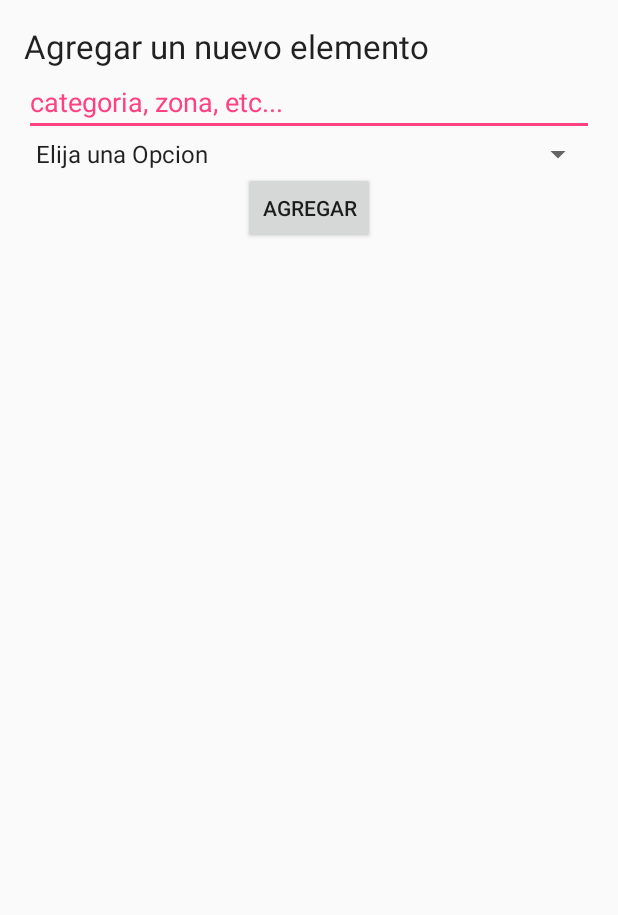
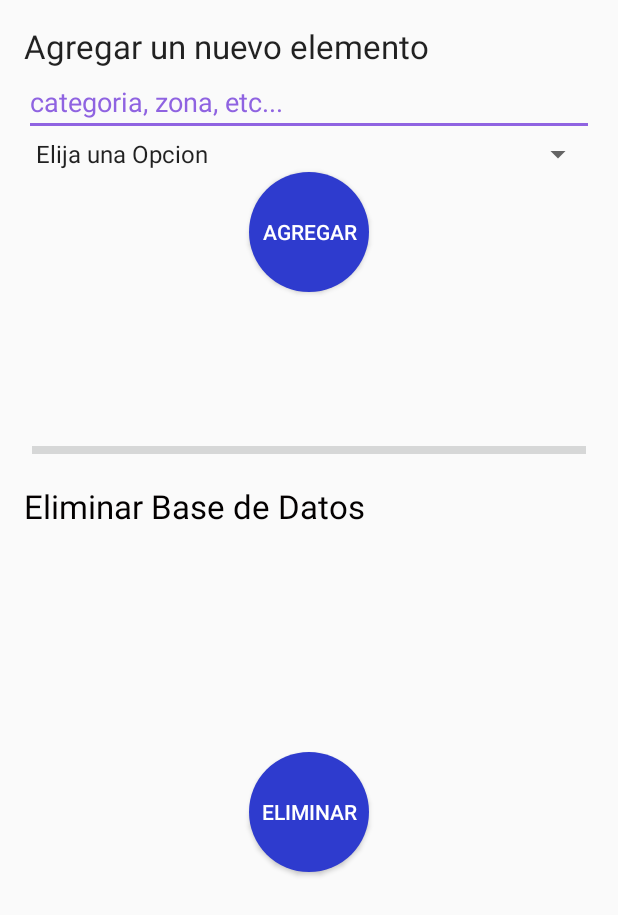
Before and after one commit to smithnoff/Skynventory, an Android app: the Configuracion screen opened directly, with no data from a screen before it, on a phone screen of 412 x 824 dp. Shown: the top 915 px of the screen. Run offline under Robolectric (Android 15) with nearby library versions, the phone set to English and light mode, and no system bars.

Commit message:
settings new 1.0

```diff
--- a/app/src/main/res/drawable/bt_circle.xml
+++ b/app/src/main/res/drawable/bt_circle.xml
@@ -9,7 +9,7 @@
                 android:bottomRightRadius="80dp"
                 />
             <solid
-                android:color="#0B6305"
+                android:color="#664fd4"
                 />
             <padding
                 android:left="0dp"
@@ -33,7 +33,7 @@
                 android:bottomRightRadius="80dp"
                 />
             <solid
-                android:color="#15BA09"
+                android:color="#2e3bce"
                 />
             <padding
                 android:left="0dp"
--- /dev/null
+++ b/app/src/main/res/drawable/separador.xml
@@ -0,0 +1,8 @@
+<?xml version="1.0" encoding="utf-8"?>
+<shape xmlns:android="http://schemas.android.com/apk/res/android" >
+
+    <solid android:color="@android:color/darker_gray" />
+
+    <corners android:radius="5dp" />
+
+</shape>
--- a/app/src/main/res/layout/activity_agregar.xml
+++ b/app/src/main/res/layout/activity_agregar.xml
@@ -172,7 +172,7 @@
                 android:layout_width="100dp"
                 android:layout_height="100dp"
                 android:text="Aceptar"
-                android:textColor="#ffffff"
+                android:textColor="@android:color/white"
                 android:background="@drawable/bt_circle"
                 android:id="@+id/bta_guardar"
                 android:layout_gravity="top|center_horizontal" />
--- a/app/src/main/res/layout/activity_configuracion.xml
+++ b/app/src/main/res/layout/activity_configuracion.xml
@@ -14,7 +14,8 @@
         android:layout_width="match_parent"
         android:layout_height="match_parent"
         android:layout_centerVertical="true"
-        android:layout_centerHorizontal="true">
+        android:layout_centerHorizontal="true"
+        android:weightSum="1">
 
         <TextView
             android:layout_width="wrap_content"
@@ -40,10 +41,53 @@
             android:layout_gravity="center_horizontal" />
 
         <Button
-            android:layout_width="wrap_content"
-            android:layout_height="wrap_content"
+            android:layout_width="80dp"
+            android:layout_height="80dp"
             android:text="Agregar"
             android:id="@+id/btAddCat"
-            android:layout_gravity="center_horizontal" />
+            android:layout_gravity="center_horizontal"
+            android:background="@drawable/bt_circle"
+            android:textColor="@android:color/white" />
+
+        <LinearLayout xmlns:android="http://schemas.android.com/apk/res/android"
+            xmlns:tools="http://schemas.android.com/tools"
+            android:layout_width="match_parent"
+            android:layout_height="42dp"
+            android:orientation="vertical"
+            android:gravity="center"
+            android:weightSum="1"
+            android:layout_weight="0.54">
+
+            <View
+                android:layout_width="match_parent"
+                android:layout_height="5dp"
+                android:background="@color/button_material_light"
+                android:layout_marginLeft="5dp"
+                android:layout_marginRight="5dp"
+                android:layout_marginBottom="10dp" />
+
+            <TextView
+                android:layout_width="match_parent"
+                android:layout_height="0dp"
+                android:id="@+id/textView8"
+                android:layout_gravity="center_horizontal"
+                android:text="Eliminar Base de Datos"
+                android:textSize="22dp"
+                android:layout_weight="0.27"
+                android:textColor="#030000"
+                android:layout_marginTop="10dp" />
+
+        </LinearLayout>
+
+        <Button
+            android:layout_width="80dp"
+            android:layout_height="80dp"
+            android:text="Eliminar"
+            android:id="@+id/button"
+            android:layout_gravity="center_horizontal"
+            android:background="@drawable/bt_circle"
+            android:textColor="@android:color/white" />
+
+
     </LinearLayout>
 </RelativeLayout>
--- a/app/src/main/res/layout/activity_exportar.xml
+++ b/app/src/main/res/layout/activity_exportar.xml
@@ -37,7 +37,7 @@
             android:id="@+id/menu_i2"
             android:layout_width="wrap_content"
             android:layout_height="wrap_content"
-            android:src="@android:drawable/ic_menu_compass"
+            android:src="@android:drawable/ic_menu_manage"
             fab:fab_colorNormal="#E98e09"
             fab:fab_size="normal"
             fab:fab_label="Articulos Dañados" />
@@ -45,7 +45,7 @@
             android:id="@+id/menu_i3"
             android:layout_width="wrap_content"
             android:layout_height="wrap_content"
-            android:src="@android:drawable/ic_dialog_info"
+            android:src="@android:drawable/ic_menu_add"
             fab:fab_size="normal"
             fab:fab_label="Exportar" />
 
--- a/app/src/main/res/values/colors.xml
+++ b/app/src/main/res/values/colors.xml
@@ -2,5 +2,5 @@
 <resources>
     <color name="colorPrimary">#3F51B5</color>
     <color name="colorPrimaryDark">#303F9F</color>
-    <color name="colorAccent">#FF4081</color>
+    <color name="colorAccent">#8f63e1</color>
 </resources>
```
